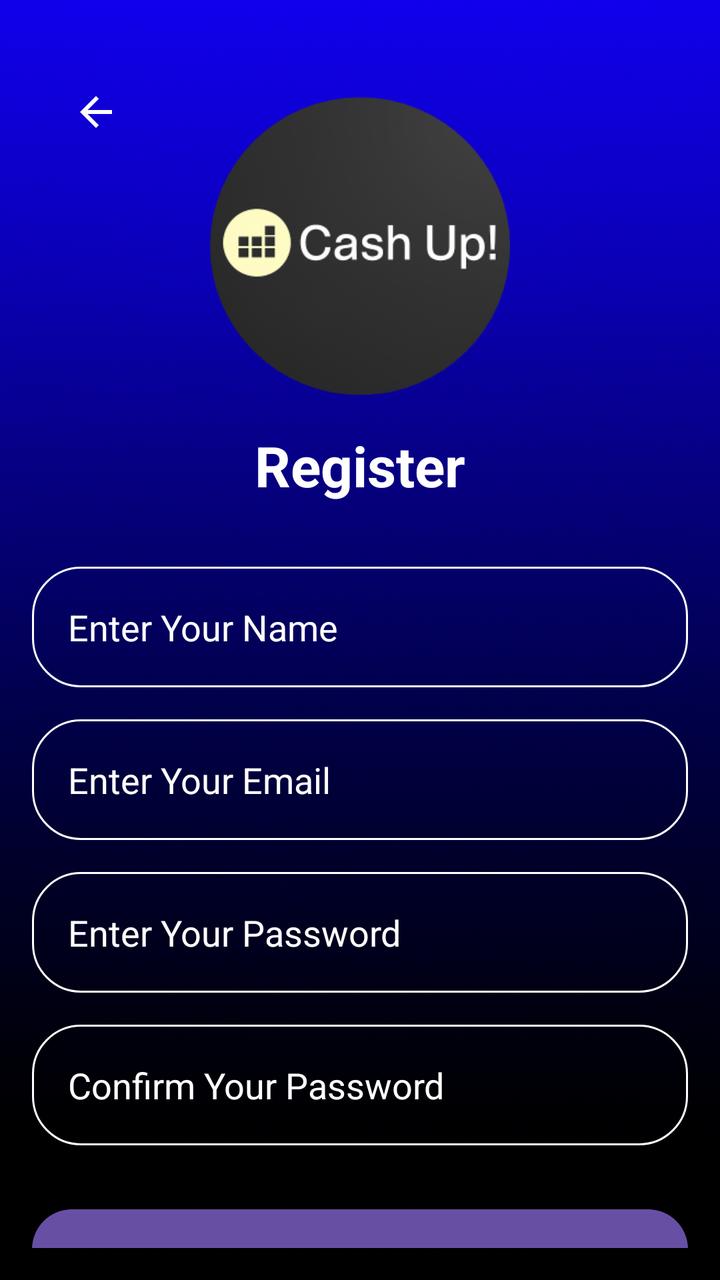
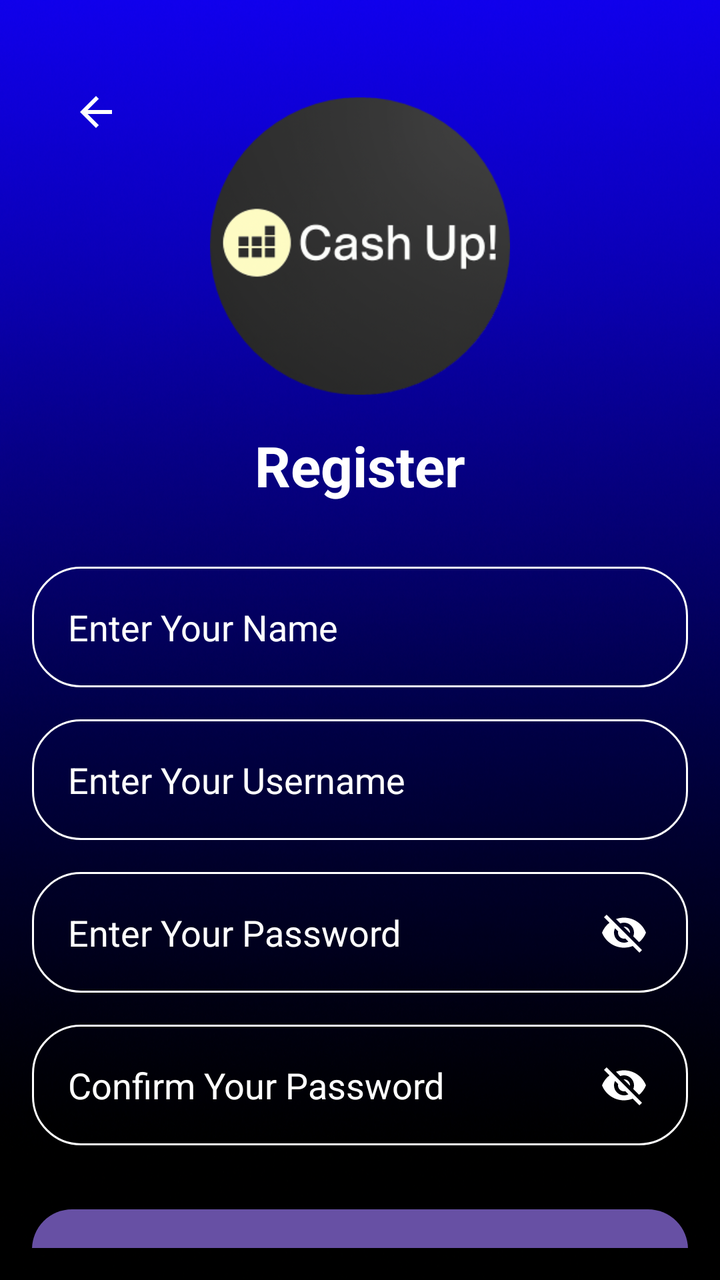

Screens rendered from an Android XML layout before and after an edit, with the pre-edit source and the edit as a unified diff.
<!-- AndroidManifest.xml: application theme Theme.CashUp -->
<!-- res/layout/activity_register.xml -->
<?xml version="1.0" encoding="utf-8"?>
<androidx.constraintlayout.widget.ConstraintLayout xmlns:android="http://schemas.android.com/apk/res/android"
    xmlns:app="http://schemas.android.com/apk/res-auto"
    xmlns:tools="http://schemas.android.com/tools"
    android:layout_width="match_parent"
    android:layout_height="match_parent"
    android:background="@drawable/background"
    android:padding="16dp"
    tools:context=".RegisterActivity">

    
    <ImageView
        android:id="@+id/imageView3"
        android:layout_width="150dp"
        android:layout_height="150dp"
        android:layout_marginTop="32dp"
        android:contentDescription="App Logo"
        app:layout_constraintTop_toTopOf="parent"
        app:layout_constraintStart_toStartOf="parent"
        app:layout_constraintEnd_toEndOf="parent"
        app:srcCompat="@drawable/logo" />

    
    <TextView
        android:id="@+id/textView"
        android:layout_width="wrap_content"
        android:layout_height="wrap_content"
        android:layout_marginTop="16dp"
        android:text="Register"
        android:textColor="@color/white"
        android:textSize="28sp"
        android:textStyle="bold"
        app:layout_constraintTop_toBottomOf="@id/imageView3"
        app:layout_constraintStart_toStartOf="parent"
        app:layout_constraintEnd_toEndOf="parent" />

    
    <EditText
        android:id="@+id/name_input"
        android:layout_width="0dp"
        android:layout_height="wrap_content"
        android:layout_marginTop="32dp"
        android:background="@drawable/rounded_corner"
        android:hint="Enter Your Name"
        android:inputType="textPersonName"
        android:padding="18dp"
        android:textColor="@color/white"
        android:textColorHint="@color/white"
        android:textSize="18sp"
        android:importantForAutofill="no"
        app:layout_constraintTop_toBottomOf="@id/textView"
        app:layout_constraintStart_toStartOf="parent"
        app:layout_constraintEnd_toEndOf="parent" />

    
    <EditText
        android:id="@+id/email_input"
        android:layout_width="0dp"
        android:layout_height="wrap_content"
        android:layout_marginTop="16dp"
        android:background="@drawable/rounded_corner"
        android:hint="Enter Your Email"
        android:inputType="textEmailAddress"
        android:padding="18dp"
        android:textColor="@color/white"
        android:textColorHint="@color/white"
        android:textSize="18sp"
        android:importantForAutofill="no"
        app:layout_constraintTop_toBottomOf="@id/name_input"
        app:layout_constraintStart_toStartOf="parent"
        app:layout_constraintEnd_toEndOf="parent" />

    
    <EditText
        android:id="@+id/password_input"
        android:layout_width="0dp"
        android:layout_height="wrap_content"
        android:layout_marginTop="16dp"
        android:background="@drawable/rounded_corner"
        android:hint="Enter Your Password"
        android:inputType="textPassword"
        android:padding="18dp"
        android:textColor="@color/white"
        android:textColorHint="@color/white"
        android:textSize="18sp"
        android:importantForAutofill="no"
        app:layout_constraintTop_toBottomOf="@id/email_input"
        app:layout_constraintStart_toStartOf="parent"
        app:layout_constraintEnd_toEndOf="parent" />

    
    <EditText
        android:id="@+id/confirm_password_input"
        android:layout_width="0dp"
        android:layout_height="wrap_content"
        android:layout_marginTop="16dp"
        android:background="@drawable/rounded_corner"
        android:hint="Confirm Your Password"
        android:inputType="textPassword"
        android:padding="18dp"
        android:textColor="@color/white"
        android:textColorHint="@color/white"
        android:textSize="18sp"
        android:importantForAutofill="no"
        app:layout_constraintTop_toBottomOf="@id/password_input"
        app:layout_constraintStart_toStartOf="parent"
        app:layout_constraintEnd_toEndOf="parent" />

    
    <Button
        android:id="@+id/register_button"
        android:layout_width="0dp"
        android:layout_height="wrap_content"
        android:layout_marginTop="32dp"
        android:background="@drawable/rounded_button_blue"
        android:text="Register"
        android:textColor="@color/white"
        android:textSize="18sp"
        android:padding="18dp"
        app:layout_constraintTop_toBottomOf="@id/confirm_password_input"
        app:layout_constraintStart_toStartOf="parent"
        app:layout_constraintEnd_toEndOf="parent" />


    
    <ImageButton
        android:id="@+id/back_button"
        android:layout_width="48dp"
        android:layout_height="48dp"
        android:layout_marginStart="8dp"
        android:layout_marginTop="16dp"
        android:background="@android:color/transparent"
        android:contentDescription="Back"
        android:padding="8dp"
        android:src="@drawable/ic_arrow_back"
        app:layout_constraintStart_toStartOf="parent"
        app:layout_constraintTop_toTopOf="parent" />


</androidx.constraintlayout.widget.ConstraintLayout>
<!-- resources referenced by this layout -->
<resources>
  <color name="white">#FFFFFFFF</color>
  <!-- drawable background: png bitmap (drawable, 768113 bytes) -->
  <!-- drawable ic_arrow_back (drawable) -->
  <vector xmlns:android="http://schemas.android.com/apk/res/android"
      android:width="24dp"
      android:height="24dp"
      android:viewportWidth="24"
      android:viewportHeight="24">
      <path
          android:fillColor="#FFFFFF"
          android:pathData="M20,11H7.83l5.59,-5.59L12,4l-8,8 8,8 1.41,-1.41L7.83,13H20v-2z"/>
  </vector>
  <!-- drawable logo: png bitmap (drawable, 45128 bytes) -->
  <!-- drawable rounded_button_blue (drawable) -->
  <?xml version="1.0" encoding="utf-8"?>
  <shape xmlns:android="http://schemas.android.com/apk/res/android"
      android:shape="rectangle">
      <solid android:color="@color/black" /> 
      <corners android:radius="20dp" />
  </shape>
  <!-- drawable rounded_corner (drawable) -->
  <?xml version="1.0" encoding="utf-8"?>
  <shape xmlns:android="http://schemas.android.com/apk/res/android"
      android:shape="rectangle"
      >
  <corners
          android:radius="24dp"/>
      <stroke
          android:width="1dp"
              android:color="@color/white" />
  </shape>
  <style name="Theme.CashUp" parent="Base.Theme.CashUp" />
  <color name="black">#FF000000</color>
  <style name="Base.Theme.CashUp" parent="Theme.Material3.DayNight.NoActionBar">
  
      </style>
</resources>

<!-- the commit's change to res/layout/activity_register.xml (unified diff, before → after) -->
@@ -59,7 +59,7 @@
         android:layout_height="wrap_content"
         android:layout_marginTop="16dp"
         android:background="@drawable/rounded_corner"
-        android:hint="Enter Your Email"
+        android:hint="Enter Your Username"
         android:inputType="textEmailAddress"
         android:padding="18dp"
         android:textColor="@color/white"
@@ -89,6 +89,20 @@
         app:layout_constraintEnd_toEndOf="parent" />
 
     
+    <ImageButton
+        android:id="@+id/password_toggle"
+        android:layout_width="48dp"
+        android:layout_height="48dp"
+        android:background="@android:color/transparent"
+        android:src="@drawable/ic_visibility_off"
+        android:contentDescription="Toggle password visibility"
+        android:padding="8dp"
+        app:layout_constraintBottom_toBottomOf="@id/password_input"
+        app:layout_constraintEnd_toEndOf="@id/password_input"
+        app:layout_constraintTop_toTopOf="@id/password_input"
+        android:layout_marginEnd="8dp" />
+
+    
     <EditText
         android:id="@+id/confirm_password_input"
         android:layout_width="0dp"
@@ -107,6 +121,20 @@
         app:layout_constraintEnd_toEndOf="parent" />
 
     
+    <ImageButton
+        android:id="@+id/confirm_password_toggle"
+        android:layout_width="48dp"
+        android:layout_height="48dp"
+        android:background="@android:color/transparent"
+        android:src="@drawable/ic_visibility_off"
+        android:contentDescription="Toggle confirm password visibility"
+        android:padding="8dp"
+        app:layout_constraintBottom_toBottomOf="@id/confirm_password_input"
+        app:layout_constraintEnd_toEndOf="@id/confirm_password_input"
+        app:layout_constraintTop_toTopOf="@id/confirm_password_input"
+        android:layout_marginEnd="8dp" />
+
+    
     <Button
         android:id="@+id/register_button"
         android:layout_width="0dp"
@@ -120,7 +148,6 @@
         app:layout_constraintTop_toBottomOf="@id/confirm_password_input"
         app:layout_constraintStart_toStartOf="parent"
         app:layout_constraintEnd_toEndOf="parent" />
-
 
     
     <ImageButton
@@ -136,5 +163,4 @@
         app:layout_constraintStart_toStartOf="parent"
         app:layout_constraintTop_toTopOf="parent" />
 
-
 </androidx.constraintlayout.widget.ConstraintLayout>
<!-- resource entries referenced after the edit -->
@@ -11,6 +11,12 @@
       <path
           android:fillColor="#FFFFFF"
           android:pathData="M20,11H7.83l5.59,-5.59L12,4l-8,8 8,8 1.41,-1.41L7.83,13H20v-2z"/>
+  </vector>
+  <!-- drawable ic_visibility_off (drawable) -->
+  <vector android:height="24dp" android:tint="#FFFFFF"
+      android:viewportHeight="24" android:viewportWidth="24"
+      android:width="24dp" xmlns:android="http://schemas.android.com/apk/res/android">
+      <path android:fillColor="@android:color/white" android:pathData="M12,7c2.76,0 5,2.24 5,5 0,0.65 -0.13,1.26 -0.36,1.83l2.92,2.92c1.51,-1.26 2.7,-2.89 3.43,-4.75 -1.73,-4.39 -6,-7.5 -11,-7.5 -1.4,0 -2.74,0.25 -3.98,0.7l2.16,2.16C10.74,7.13 11.35,7 12,7zM2,4.27l2.28,2.28 0.46,0.46C3.08,8.3 1.78,10.02 1,12c1.73,4.39 6,7.5 11,7.5 1.55,0 3.03,-0.3 4.38,-0.84l0.42,0.42L19.73,22 21,20.73 3.27,3 2,4.27zM7.53,9.8l1.55,1.55c-0.05,0.21 -0.08,0.43 -0.08,0.65 0,1.66 1.34,3 3,3 0.22,0 0.44,-0.03 0.65,-0.08l1.55,1.55c-0.67,0.33 -1.41,0.53 -2.2,0.53 -2.76,0 -5,-2.24 -5,-5 0,-0.79 0.2,-1.53 0.53,-2.2zM11.84,9.02l3.15,3.15 0.02,-0.16c0,-1.66 -1.34,-3 -3,-3l-0.17,0.01z"/>
   </vector>
   <!-- drawable logo: png bitmap (drawable, 45128 bytes) -->
   <!-- drawable rounded_button_blue (drawable) -->
